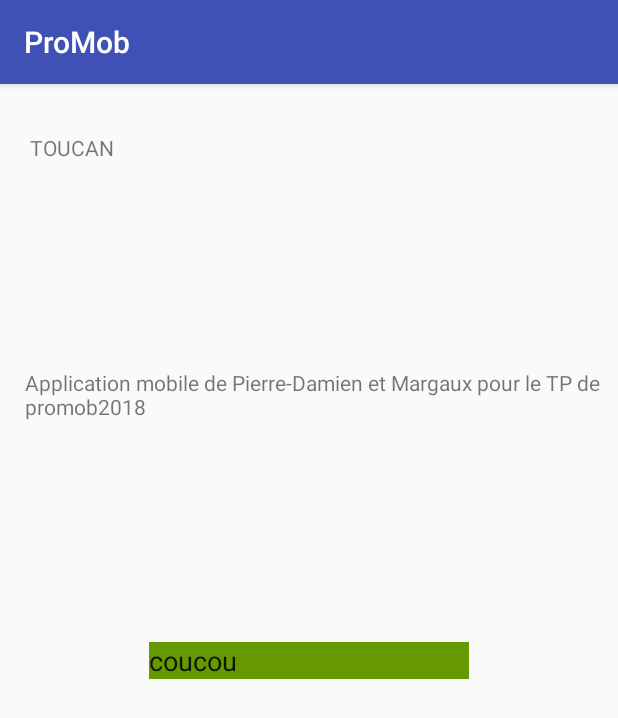
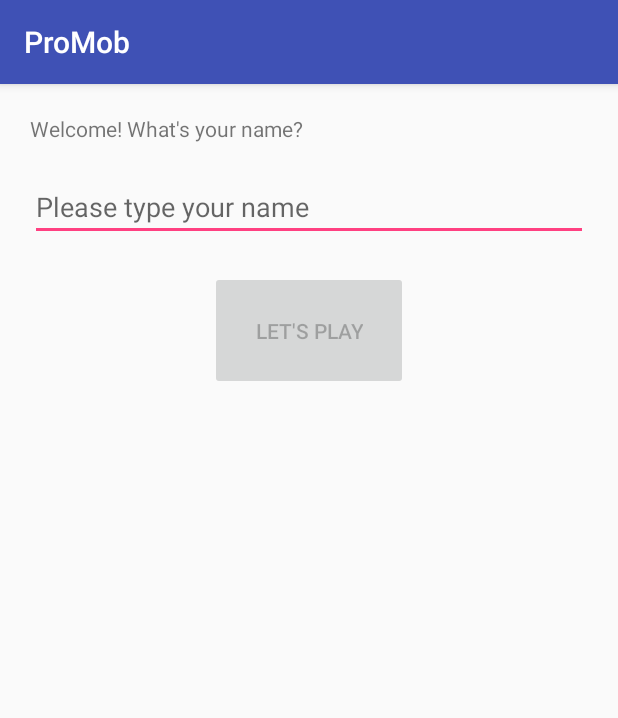
Before and after one commit to projetpromob/toucan, an Android app: the screen it shows after launch (MainActivity), on a phone screen of 412 x 824 dp. Shown: the top 718 px of the screen. Run offline under Robolectric (Android 15) with nearby library versions, the phone set to English and light mode, and no system bars.

Commit message:
debut quizz

```diff
--- a/app/src/main/AndroidManifest.xml
+++ b/app/src/main/AndroidManifest.xml
@@ -16,6 +16,7 @@
                 <category android:name="android.intent.category.LAUNCHER" />
             </intent-filter>
         </activity>
+        <activity android:name=".GameActivity"></activity>
     </application>
 
 </manifest>
--- a/app/src/main/java/com/toucan/promob/MainActivity.java
+++ b/app/src/main/java/com/toucan/promob/MainActivity.java
@@ -2,12 +2,55 @@ package com.toucan.promob;
 
 import android.support.v7.app.AppCompatActivity;
 import android.os.Bundle;
+import android.text.Editable;
+import android.text.TextWatcher;
+import android.view.View;
+import android.widget.Button;
+import android.widget.EditText;
+import android.widget.TextView;
 
 public class MainActivity extends AppCompatActivity {
+
+    private TextView mGreetingText;
+    private EditText mNameInput;
+    private Button mPlayButton;
 
     @Override
     protected void onCreate(Bundle savedInstanceState) {
         super.onCreate(savedInstanceState);
         setContentView(R.layout.activity_main);
+
+        mGreetingText = (TextView) findViewById(R.id.activity_main_greeting_txt);
+        mNameInput = (EditText) findViewById(R.id.activity_main_name_input);
+        mPlayButton = (Button) findViewById(R.id.activity_main_play_btn);
+
+        mPlayButton.setEnabled(false);
+
+        mNameInput.addTextChangedListener(new TextWatcher() {
+            @Override
+            public void beforeTextChanged(CharSequence s, int start, int count, int after) {
+
+            }
+
+            @Override
+            public void onTextChanged(CharSequence s, int start, int before, int count) {
+                // This is where we'll check the user input
+                mPlayButton.setEnabled(s.toString().length() != 0);
+            }
+
+            @Override
+            public void afterTextChanged(Editable s) {
+
+            }
+
+
+        });
+
+        mPlayButton.setOnClickListener(new View.OnClickListener() {
+            @Override
+            public void onClick(View v) {
+                // The user just clicked
+            }
+        });
     }
 }
--- a/app/src/main/res/layout/activity_main.xml
+++ b/app/src/main/res/layout/activity_main.xml
@@ -1,70 +1,35 @@
 <?xml version="1.0" encoding="utf-8"?>
-<android.support.constraint.ConstraintLayout xmlns:android="http://schemas.android.com/apk/res/android"
+<LinearLayout
+    xmlns:android="http://schemas.android.com/apk/res/android"
     xmlns:app="http://schemas.android.com/apk/res-auto"
     xmlns:tools="http://schemas.android.com/tools"
     android:layout_width="match_parent"
     android:layout_height="match_parent"
+    android:orientation="vertical"
     tools:context=".MainActivity">
 
     <TextView
-        android:id="@+id/textView2"
+        android:id="@+id/activity_main_greeting_txt"
         android:layout_width="wrap_content"
         android:layout_height="wrap_content"
-        android:text=" TOUCAN"
-        app:layout_constraintBottom_toBottomOf="parent"
-        app:layout_constraintHorizontal_bias="0.047"
-        app:layout_constraintLeft_toLeftOf="parent"
-        app:layout_constraintRight_toRightOf="parent"
-        app:layout_constraintTop_toTopOf="parent"
-        app:layout_constraintVertical_bias="0.044" />
+        android:padding="20dp"
+        android:text="Welcome! What's your name?"/>
 
     <EditText
-        android:id="@+id/editText"
+        android:id="@+id/activity_main_name_input"
+        android:layout_width="match_parent"
+        android:layout_height="wrap_content"
+        android:layout_marginStart="20dp"
+        android:layout_marginEnd="20dp"
+        android:hint="Please type your name"/>
+
+    <Button
+        android:id="@+id/activity_main_play_btn"
         android:layout_width="wrap_content"
         android:layout_height="wrap_content"
-        android:background="@android:color/holo_green_dark"
-        android:ems="10"
-        android:inputType="textPersonName"
-        android:text="coucou"
-        app:layout_constraintBottom_toBottomOf="parent"
-        app:layout_constraintEnd_toEndOf="parent"
-        app:layout_constraintStart_toStartOf="parent"
-        app:layout_constraintTop_toTopOf="parent" />
+        android:layout_marginTop="20dp"
+        android:padding="30dp"
+        android:layout_gravity="center_horizontal"
+        android:text="Let's play"/>
 
-    <TextView
-        android:id="@+id/textView"
-        android:layout_width="wrap_content"
-        android:layout_height="wrap_content"
-        android:layout_marginStart="76dp"
-        android:layout_marginLeft="76dp"
-        android:layout_marginTop="150dp"
-        android:layout_marginEnd="36dp"
-        android:layout_marginRight="36dp"
-        android:layout_marginBottom="110dp"
-        android:text="Application mobile de Pierre-Damien et Margaux pour le TP de promob2018"
-        app:layout_constraintBottom_toTopOf="@+id/editText"
-        app:layout_constraintEnd_toEndOf="parent"
-        app:layout_constraintHorizontal_bias="0.535"
-        app:layout_constraintStart_toStartOf="parent"
-        app:layout_constraintTop_toTopOf="parent"
-        app:layout_constraintVertical_bias="0.516" />
-
-    <ImageView
-        android:id="@+id/imageView"
-        android:layout_width="203dp"
-        android:layout_height="149dp"
-        android:layout_marginStart="155dp"
-        android:layout_marginLeft="155dp"
-        android:layout_marginTop="57dp"
-        android:layout_marginEnd="124dp"
-        android:layout_marginRight="124dp"
-        android:layout_marginBottom="105dp"
-        app:layout_constraintBottom_toBottomOf="parent"
-        app:layout_constraintEnd_toEndOf="parent"
-        app:layout_constraintHorizontal_bias="0.633"
-        app:layout_constraintStart_toStartOf="parent"
-        app:layout_constraintTop_toBottomOf="@+id/editText"
-        app:layout_constraintVertical_bias="0.0"
-        tools:srcCompat="@tools:sample/backgrounds/scenic" />
-
-</android.support.constraint.ConstraintLayout>
+</LinearLayout>
```
Also changed, not shown: app/src/main/java/com/toucan/promob/GameActivity.java (added, +13 -0 lines), app/src/main/res/layout/activity_game.xml (added, +70 -0 lines).
